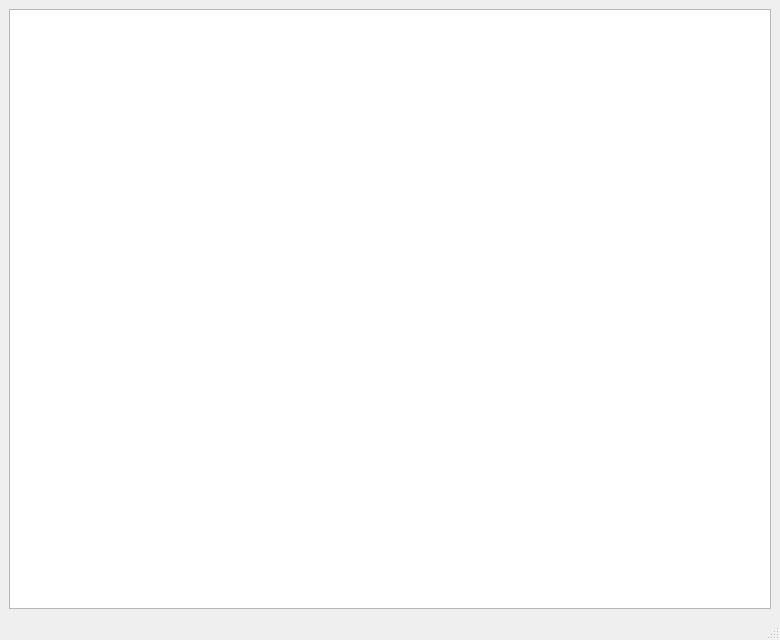
Qt form code/src/mainwindow.ui (vdavv/GUI-CSV-Editor) before a commit.
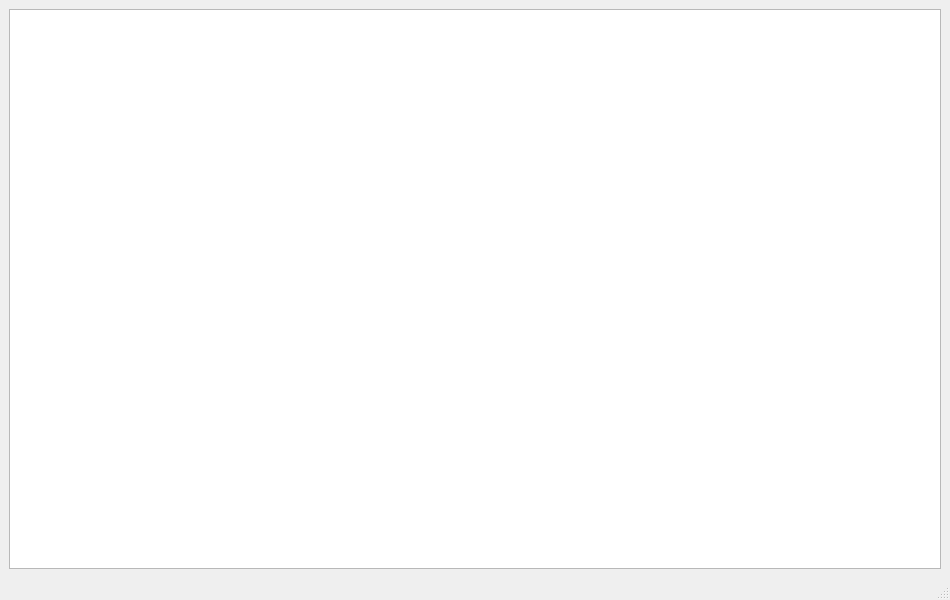
The same form after that commit.

Diff of the .ui file:
```diff
--- a/code/src/mainwindow.ui
+++ b/code/src/mainwindow.ui
@@ -9,8 +9,8 @@
    <rect>
     <x>0</x>
     <y>0</y>
-    <width>780</width>
-    <height>640</height>
+    <width>950</width>
+    <height>600</height>
    </rect>
   </property>
   <property name="sizePolicy">
```
Left out of the diff: 2 changed lines with no effect on the pictures.
